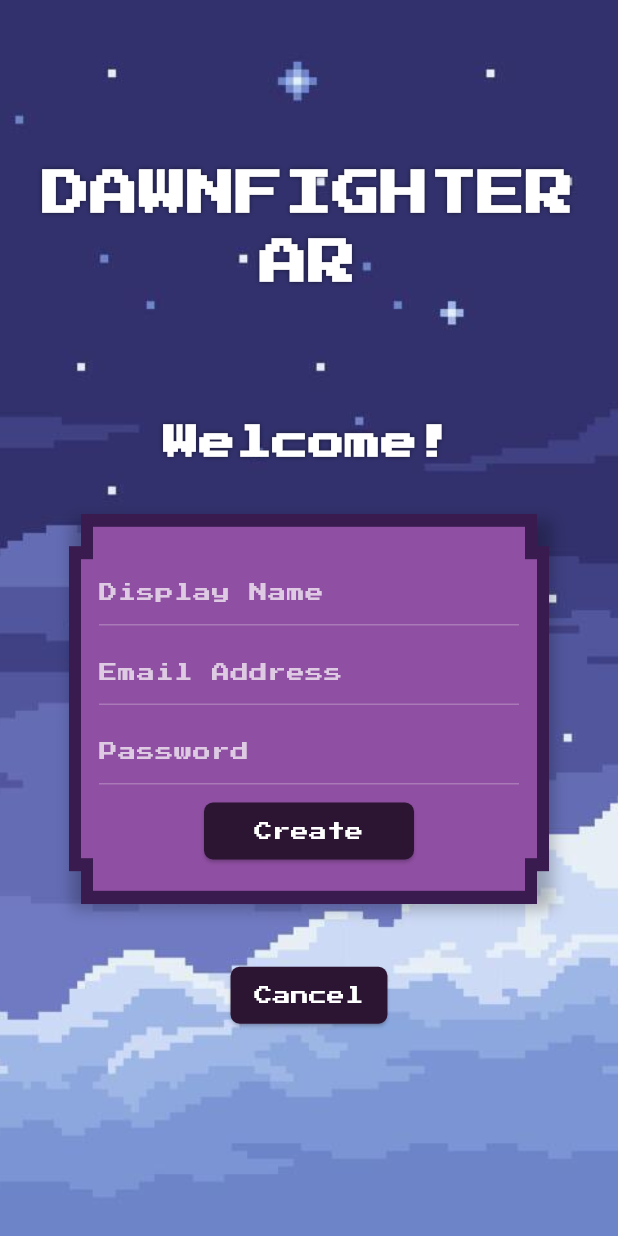
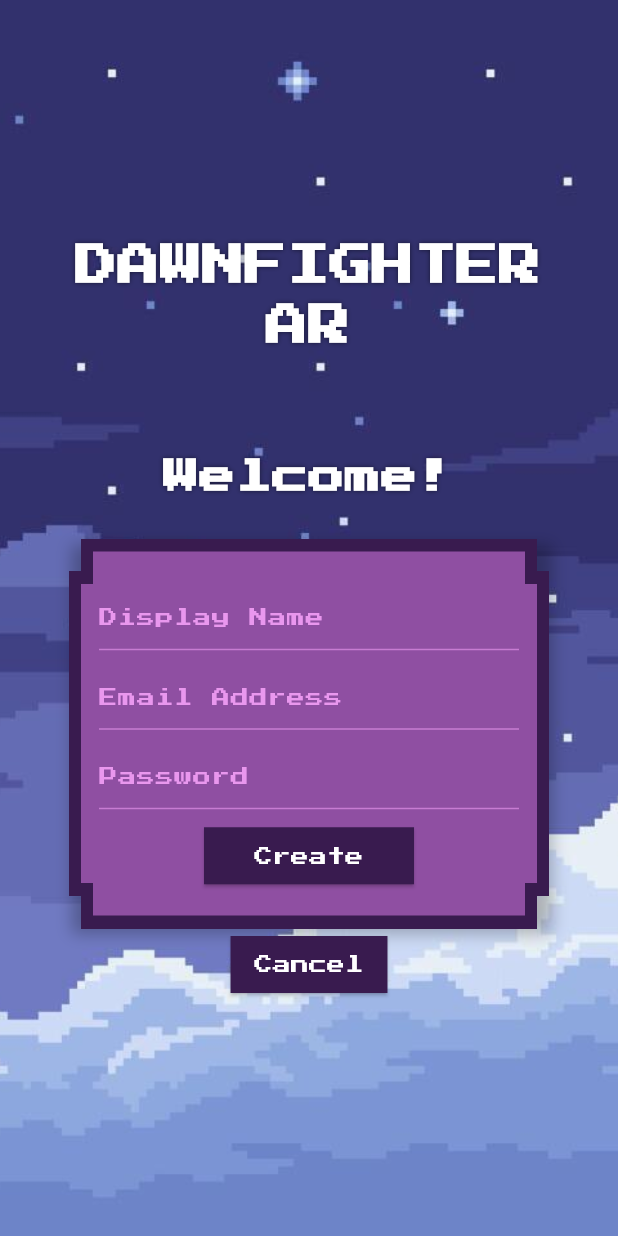
Before and after one commit to Albin2101/CLS055-Project, a Flutter app: the screen it shows after launch, after a tap on "Create account", on a phone screen of 412 x 824 dp. Run offline on Flutter 3.47's test engine with Material 3 defaults, Android fonts, the phone set to English and light mode, and no system bars; our stand-ins replace cloud_firestore, firebase_auth, firebase_core, flutter_svg; missing offline and left inert: ar_flutter_plugin_updated, pixelarticons; accounts and stored records are empty; generated files the repository leaves out were written again.

Commit message:
visual updated so align more with figma

```diff
--- a/dawnfighter/lib/screens/loginscreen.dart
+++ b/dawnfighter/lib/screens/loginscreen.dart
@@ -29,22 +29,22 @@ class _LoginTestScreenState extends State<LoginTestScreen> {
                 padding: const EdgeInsets.symmetric(horizontal: 24.0),
                 child: Column(
                   mainAxisSize: MainAxisSize.min,
+                  mainAxisAlignment: MainAxisAlignment.spaceEvenly,
                   crossAxisAlignment: CrossAxisAlignment.center,
                   children: [
-                    const SizedBox(height: 20),
-                    const Text(
+                    Text(
                       'DAWNFIGHTER AR',
                       textAlign: TextAlign.center,
                       style: TextStyle(
                         fontFamily: 'PressStart2P',
-                        fontSize: 32,
+                        fontSize: 28,
                         fontWeight: FontWeight.bold,
                         color: Colors.white,
                         shadows: [Shadow(color: Colors.black54, blurRadius: 4)],
                       ),
                     ),
-                    const SizedBox(height: 80),
-                    const Text(
+                    SizedBox(height:64),
+                    Text(
                       'Welcome!',
                       style: TextStyle(
                         fontFamily: 'PressStart2P',
@@ -54,8 +54,7 @@ class _LoginTestScreenState extends State<LoginTestScreen> {
                         shadows: [Shadow(color: Colors.black54, blurRadius: 4)],
                       ),
                     ),
-                    const SizedBox(height: 30),
-
+                    SizedBox(height:24),
                     // show either the login card or the create-account card in the same slot
                     // keep the slot a fixed height so the title above doesn't shift when
                     // a taller card (create-account) is shown — extra space is below the card
@@ -106,33 +105,33 @@ class _LoginTestScreenState extends State<LoginTestScreen> {
                       ),
                     ),
 
-                    const SizedBox(height: 12),
-
                     // Hint text above create account (hidden when create form visible)
                     if (!_showCreate) ...[
-                      const Text(
+                      Text(
                         "Don't have an account?",
                         style: TextStyle(
                           fontFamily: 'PressStart2P',
                           fontSize: 12,
                           color: Colors.white,
+                          shadows: [
+                            Shadow(
+                              offset: Offset(1.0, 1.0),
+                              blurRadius: 3.0,
+                              color: Color(0x55391B4F),
+                            ),
+                          ],
                         ),
                       ),
-                      const SizedBox(height: 8),
-                    ],
-
-                    //padding
-                    if (_showCreate) ...[
-                      const SizedBox(height: 25)
+                      SizedBox(height: 8),
                     ],
 
                     // Create account CTA (toggle which card is shown) — sized to content
                     Center(
                       child: ElevatedButton(
                         style: ElevatedButton.styleFrom(
-                          backgroundColor: const Color(0xFF2C1533),
+                          backgroundColor: const Color(0xFF391B4F),
                           shape: RoundedRectangleBorder(
-                            borderRadius: BorderRadius.circular(6),
+                            borderRadius: BorderRadius.circular(0),
                           ),
                           minimumSize: const Size(0, 38),
                           padding: const EdgeInsets.symmetric(horizontal: 16),
@@ -149,8 +148,6 @@ class _LoginTestScreenState extends State<LoginTestScreen> {
                         ),
                       ),
                     ),
-
-                    const SizedBox(height: 50),
                   ],
                 ),
               ),
--- a/dawnfighter/lib/widgets/createAccountCard.dart
+++ b/dawnfighter/lib/widgets/createAccountCard.dart
@@ -198,13 +198,13 @@ class _CreateAccountCardState extends State<CreateAccountCard> {
                 hintStyle: TextStyle(
                   fontFamily: 'PressStart2P',
                   fontSize: 12,
-                  color: Colors.white70.withValues(),
+                    color: Color(0xFFE997EE),
                 ),
                 enabledBorder: const UnderlineInputBorder(
-                  borderSide: BorderSide(color: Colors.white24),
+                  borderSide: BorderSide(color: Color(0xA0E997EE)),
                 ),
                 focusedBorder: const UnderlineInputBorder(
-                  borderSide: BorderSide(color: Colors.white70),
+                  borderSide: BorderSide(color: Color(0xFFE997EE)),
                 ),
                 isDense: true,
                 contentPadding: const EdgeInsets.symmetric(vertical: 12),
@@ -224,13 +224,13 @@ class _CreateAccountCardState extends State<CreateAccountCard> {
                 hintStyle: TextStyle(
                   fontFamily: 'PressStart2P',
                   fontSize: 12,
-                  color: Colors.white70.withValues(),
+                    color: Color(0xFFE997EE),
                 ),
                 enabledBorder: const UnderlineInputBorder(
-                  borderSide: BorderSide(color: Colors.white24),
+                  borderSide: BorderSide(color: Color(0xA0E997EE)),
                 ),
                 focusedBorder: const UnderlineInputBorder(
-                  borderSide: BorderSide(color: Colors.white70),
+                  borderSide: BorderSide(color: Color(0xFFE997EE)),
                 ),
                 isDense: true,
                 contentPadding: const EdgeInsets.symmetric(vertical: 12),
@@ -250,13 +250,13 @@ class _CreateAccountCardState extends State<CreateAccountCard> {
                 hintStyle: TextStyle(
                   fontFamily: 'PressStart2P',
                   fontSize: 12,
-                  color: Colors.white70.withValues(),
+                    color: Color(0xFFE997EE),
                 ),
                 enabledBorder: const UnderlineInputBorder(
-                  borderSide: BorderSide(color: Colors.white24),
+                  borderSide: BorderSide(color: Color(0xA0E997EE)),
                 ),
                 focusedBorder: const UnderlineInputBorder(
-                  borderSide: BorderSide(color: Colors.white70),
+                  borderSide: BorderSide(color: Color(0xFFE997EE)),
                 ),
                 isDense: true,
                 contentPadding: const EdgeInsets.symmetric(vertical: 12),
@@ -268,9 +268,9 @@ class _CreateAccountCardState extends State<CreateAccountCard> {
               height: 38,
               child: ElevatedButton(
                 style: ElevatedButton.styleFrom(
-                  backgroundColor: const Color(0xFF2C1533),
+                  backgroundColor: const Color(0xFF391B4F),
                   shape: RoundedRectangleBorder(
-                    borderRadius: BorderRadius.circular(6),
+                    borderRadius: BorderRadius.circular(0),
                   ),
                 ),
                 onPressed: _isLoading ? null : _createAccount,
--- a/dawnfighter/lib/widgets/loginCard.dart
+++ b/dawnfighter/lib/widgets/loginCard.dart
@@ -95,13 +95,13 @@ class _LoginCardState extends State<LoginCard> {
                 hintStyle: TextStyle(
                   fontFamily: 'PressStart2P',
                   fontSize: 12,
-                  color: Colors.white70.withValues(),
+                    color: Color(0xFFE997EE),
                 ),
                 enabledBorder: const UnderlineInputBorder(
-                  borderSide: BorderSide(color: Colors.white24),
+                  borderSide: BorderSide(color: Color(0xA0E997EE)),
                 ),
                 focusedBorder: const UnderlineInputBorder(
-                  borderSide: BorderSide(color: Colors.white70),
+                  borderSide: BorderSide(color: Color(0xFFE997EE)),
                 ),
                 isDense: true,
                 contentPadding: const EdgeInsets.symmetric(vertical: 12),
@@ -123,13 +123,13 @@ class _LoginCardState extends State<LoginCard> {
                 hintStyle: TextStyle(
                   fontFamily: 'PressStart2P',
                   fontSize: 12,
-                  color: Colors.white70.withValues(),
+                  color: Color(0xFFE997EE),
                 ),
                 enabledBorder: const UnderlineInputBorder(
-                  borderSide: BorderSide(color: Colors.white24),
+                  borderSide: BorderSide(color: Color(0xA0E997EE)),
                 ),
                 focusedBorder: const UnderlineInputBorder(
-                  borderSide: BorderSide(color: Colors.white70),
+                  borderSide: BorderSide(color: Color(0xFFE997EE)),
                 ),
                 isDense: true,
                 contentPadding: const EdgeInsets.symmetric(vertical: 12),
@@ -142,9 +142,9 @@ class _LoginCardState extends State<LoginCard> {
               height: 38,
               child: ElevatedButton(
                 style: ElevatedButton.styleFrom(
-                  backgroundColor: const Color(0xFF2C1533), // dark purple
+                  backgroundColor: const Color(0xFF391B4F), // dark purple
                   shape: RoundedRectangleBorder(
-                    borderRadius: BorderRadius.circular(6),
+                    borderRadius: BorderRadius.circular(0),
                   ),
                   padding: EdgeInsets.zero,
                 ),
--- a/dawnfighter/lib/widgets/settingsCard.dart
+++ b/dawnfighter/lib/widgets/settingsCard.dart
@@ -1,6 +1,7 @@
 import 'package:flutter/material.dart';
 import 'package:firebase_auth/firebase_auth.dart';
 import '../services/firestore_service.dart';
+import 'package:pixelarticons/pixelarticons.dart';
 
 class SettingsCard extends StatefulWidget {
   final List<String> items;
@@ -133,7 +134,7 @@ class _SettingsCardState extends State<SettingsCard> {
                         ),
                       )
                     : null)
-              : const Icon(Icons.chevron_right, color: Colors.white),
+              : const Icon(Pixel.chevronright, color: Colors.white),
           onTap: isLogout && !widget.isLoading
               ? widget.onLogout
               : () {
@@ -153,7 +154,7 @@ class _SettingsCardState extends State<SettingsCard> {
         // Back list-item with left chevron
         ListTile(
           contentPadding: EdgeInsets.zero,
-          leading: const Icon(Icons.chevron_left, color: Colors.white),
+          leading: const Icon(Pixel.chevronleft, color: Colors.white),
           title: const Text(
             'Back',
             style: TextStyle(
@@ -173,12 +174,16 @@ class _SettingsCardState extends State<SettingsCard> {
           ),
           decoration: InputDecoration(
             hintText: 'Player name',
-            hintStyle: TextStyle(color: Colors.white70.withOpacity(0.9)),
+            hintStyle: TextStyle(
+              fontFamily: 'PressStart2P',
+              fontSize: 12,
+                color: Color(0xFFE997EE),
+            ),
             enabledBorder: const UnderlineInputBorder(
-              borderSide: BorderSide(color: Colors.white24),
+              borderSide: BorderSide(color: Color(0xA0E997EE)),
             ),
             focusedBorder: const UnderlineInputBorder(
-              borderSide: BorderSide(color: Colors.white70),
+              borderSide: BorderSide(color: Color(0xFFE997EE)),
             ),
             isDense: true,
             contentPadding: const EdgeInsets.symmetric(vertical: 12),
@@ -189,9 +194,9 @@ class _SettingsCardState extends State<SettingsCard> {
         Center(
           child: ElevatedButton(
             style: ElevatedButton.styleFrom(
-              backgroundColor: const Color(0xFF2C1533),
+              backgroundColor: const Color(0xFF391B4F),
               shape: RoundedRectangleBorder(
-                borderRadius: BorderRadius.circular(6),
+                borderRadius: BorderRadius.circular(0),
               ),
               minimumSize: const Size(0, 38),
               padding: const EdgeInsets.symmetric(horizontal: 16),
```
